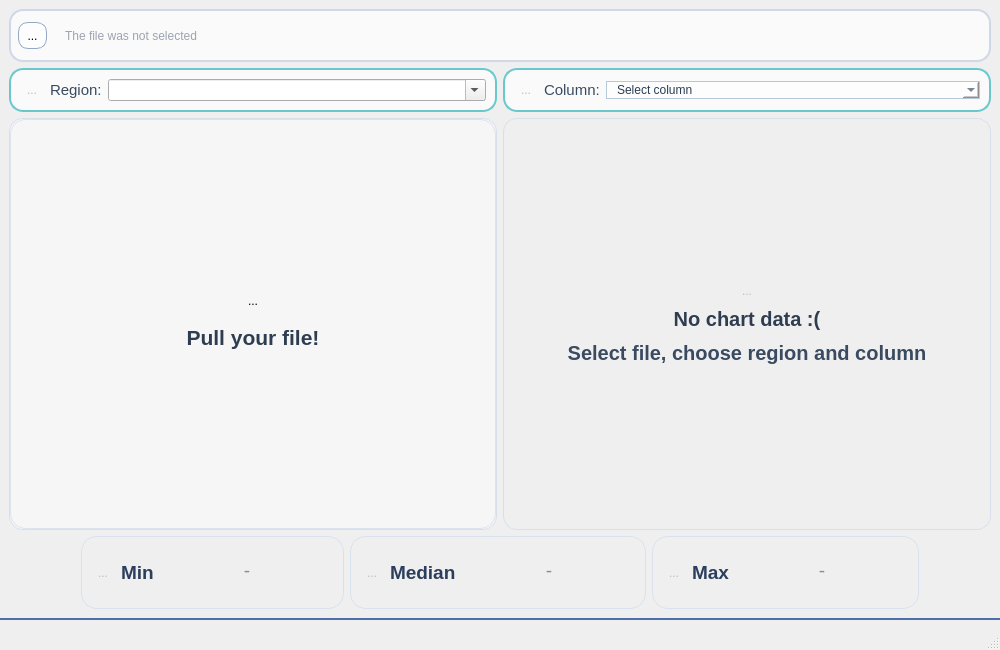
First picture: the form in mainwindow.ui, repository aleksei-manikhin/sem2_lab_03_OP, before the edit.
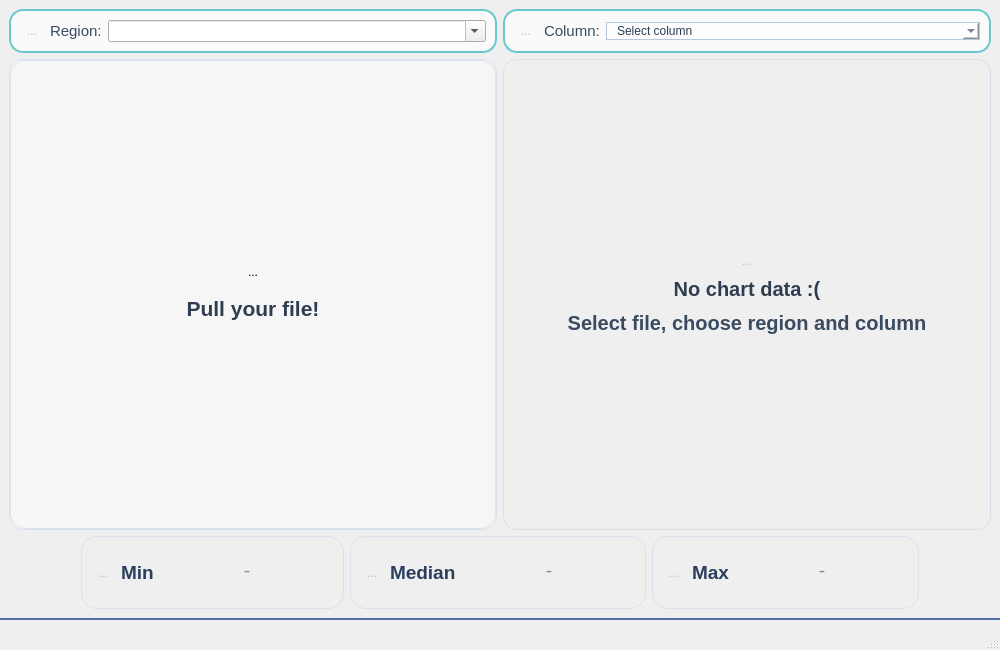
Second picture: the form after the edit. Icons and pictures are not drawn.

Commit message: delete The row with filePath

Diff of the .ui file:
```diff
--- a/mainwindow.ui
+++ b/mainwindow.ui
@@ -43,39 +43,6 @@
     border: none;
 }
 
-QWidget#fileWidget {
-    background: rgba(255,255,255,0.7);
-    border: 2px solid #cfd8e6;
-    border-radius: 14px;
-}
-
-QToolButton#icon_2 {
-    background: rgba(255,255,255,0.65);
-    border: 1px solid #93a8c6;
-    border-radius: 10px;
-    padding: 4px;
-}
-QToolButton#icon_2:hover {
-    background: #f5f9ff;
-    border: 2px solid #5cc7cb;
-}
-QToolButton#icon_2:pressed {
-    background: #eaf2ff;
-    border: 2px solid #2f67d2;
-}
-
-QLineEdit#filePathLineEdit {
-    background: transparent;
-    border: none;
-    color: #33465f;
-    padding: 0 10px;
-    selection-background-color: #2f62c7;
-    selection-color: #ffffff;
-}
-QLineEdit#filePathLineEdit:read-only {
-    color: #3b4e66;
-}
-
 QFrame#regionFrame, QFrame#columnFrame {
     background: rgba(255,255,255,0.7);
     border: 2px solid #6ac8cc;
@@ -268,64 +235,6 @@
     </size>
    </property>
    <layout class="QVBoxLayout" name="verticalLayout_9">
-    <item>
-     <layout class="QHBoxLayout" name="fileRowLayout">
-      <item>
-       <widget class="QWidget" name="fileWidget" native="true">
-        <layout class="QHBoxLayout" name="horizontalLayout">
-         <item>
-          <widget class="QToolButton" name="icon_2">
-           <property name="enabled">
-            <bool>true</bool>
-           </property>
-           <property name="text">
-            <string>...</string>
-           </property>
-           <property name="icon">
-            <iconset>
-             <normalon>:/icons/icons/CSV.svg</normalon>
-            </iconset>
-           </property>
-           <property name="iconSize">
-            <size>
-             <width>30</width>
-             <height>30</height>
-            </size>
-           </property>
-           <property name="autoRaise">
-            <bool>true</bool>
-           </property>
-          </widget>
-         </item>
-         <item>
-          <widget class="QLineEdit" name="filePathLineEdit">
-           <property name="minimumSize">
-            <size>
-             <width>0</width>
-             <height>35</height>
-            </size>
-           </property>
-           <property name="font">
-            <font>
-             <pointsize>9</pointsize>
-            </font>
-           </property>
-           <property name="alignment">
-            <set>Qt::AlignmentFlag::AlignLeading|Qt::AlignmentFlag::AlignLeft|Qt::AlignmentFlag::AlignVCenter</set>
-           </property>
-           <property name="readOnly">
-            <bool>true</bool>
-           </property>
-           <property name="placeholderText">
-            <string>The file was not selected</string>
-           </property>
-          </widget>
-         </item>
-        </layout>
-       </widget>
-      </item>
-     </layout>
-    </item>
     <item>
      <layout class="QHBoxLayout" name="controlRowLayout" stretch="0,0">
       <item>
```
The commit also changes 2 other files.
